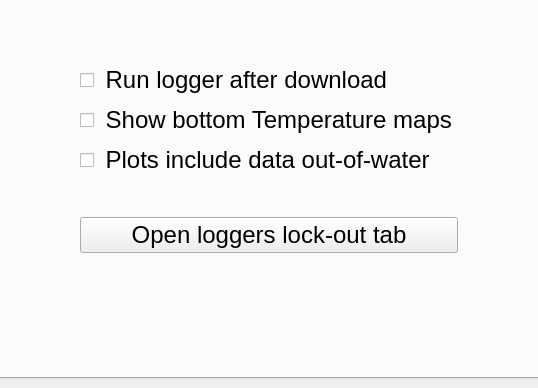
The window that ddh/gui/designer_main.ui (LowellInstruments/ddh_old) describes before a commit, drawn with Qt 5; both pictures show x 140 to 678 and y 110 to 498 of the 818 by 498 pixel window.
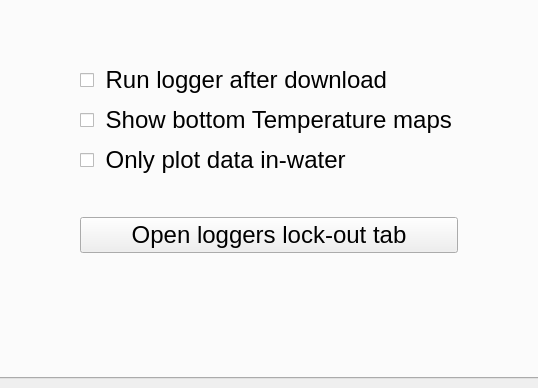
The same window after the commit. Icons and pictures are not drawn.

What changed in the file:
```diff
--- a/ddh/gui/designer_main.ui
+++ b/ddh/gui/designer_main.ui
@@ -1482,7 +1482,7 @@
           <item row="3" column="1">
            <widget class="QCheckBox" name="chk_plt_outside_water">
             <property name="text">
-             <string> Plots include data out-of-water</string>
+             <string> Only plot data in-water</string>
             </property>
            </widget>
           </item>
```
